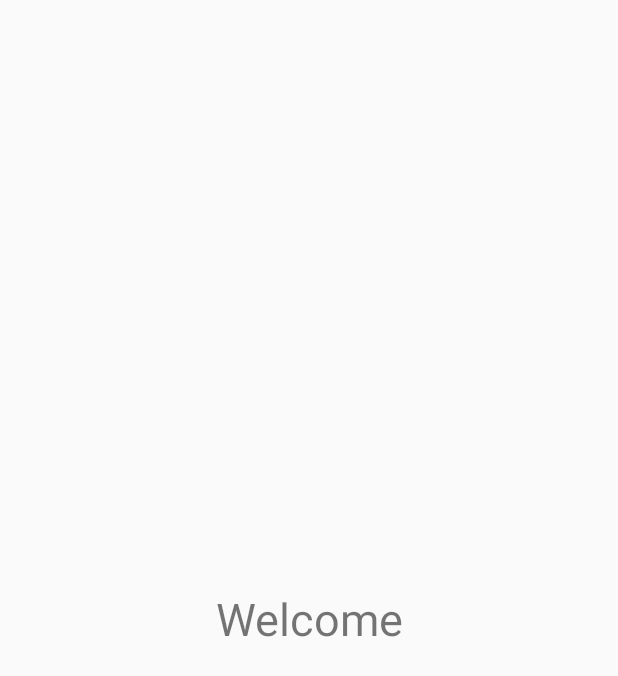
After one commit to jbaraiya/Tutorial_06, an Android app: the layout activity_welcome.xml on its own in the app's theme, with its tools: preview values and no code run, on a phone screen of 412 x 824 dp. The commit adds this screen. Shown: the top 676 px of the screen. Run offline under Robolectric (Android 15) with nearby library versions, the phone set to English and light mode, and no system bars.

```diff
--- a/app/src/main/res/layout/activity_main.xml
+++ b/app/src/main/res/layout/activity_main.xml
@@ -16,9 +16,9 @@
         android:layout_marginTop="64dp"
         android:layout_marginEnd="8dp"
         android:text="Login"
-        android:textColor="@android:color/black"
+        android:textColor="#A3000000"
         android:textSize="48sp"
-        android:textStyle="bold"
+        android:textStyle="normal"
         app:layout_constraintEnd_toEndOf="parent"
         app:layout_constraintStart_toStartOf="parent"
         app:layout_constraintTop_toTopOf="parent" />
--- /dev/null
+++ b/app/src/main/res/layout/activity_welcome.xml
@@ -0,0 +1,20 @@
+<?xml version="1.0" encoding="utf-8"?>
+<androidx.constraintlayout.widget.ConstraintLayout xmlns:android="http://schemas.android.com/apk/res/android"
+    xmlns:app="http://schemas.android.com/apk/res-auto"
+    xmlns:tools="http://schemas.android.com/tools"
+    android:layout_width="match_parent"
+    android:layout_height="match_parent"
+    tools:context=".Welcome">
+
+    <TextView
+        android:id="@+id/txtWelcome"
+        android:layout_width="0dp"
+        android:layout_height="wrap_content"
+        android:gravity="center"
+        android:text="Welcome"
+        android:textSize="30sp"
+        app:layout_constraintBottom_toBottomOf="parent"
+        app:layout_constraintEnd_toEndOf="parent"
+        app:layout_constraintStart_toStartOf="parent"
+        app:layout_constraintTop_toTopOf="parent" />
+</androidx.constraintlayout.widget.ConstraintLayout>
--- a/app/src/main/res/values/styles.xml
+++ b/app/src/main/res/values/styles.xml
@@ -8,4 +8,10 @@
         <item name="colorAccent">@color/colorAccent</item>
     </style>
 
+    <style name="AppTheme.NoActionBar">
+        <item name="windowNoTitle">true</item>
+        <item name="windowActionBar">false</item>
+        <item name="android:windowContentOverlay">@null</item>
+    </style>
+
 </resources>
```
Also changed, not shown: app/src/main/AndroidManifest.xml (+7 -2 lines), app/src/main/java/com/rku/tutorial06/MainActivity.java (+64 -1 lines), app/src/main/java/com/rku/tutorial06/Splesh.java (+17 -0 lines), app/src/main/java/com/rku/tutorial06/Welcome.java (added, +19 -0 lines).
